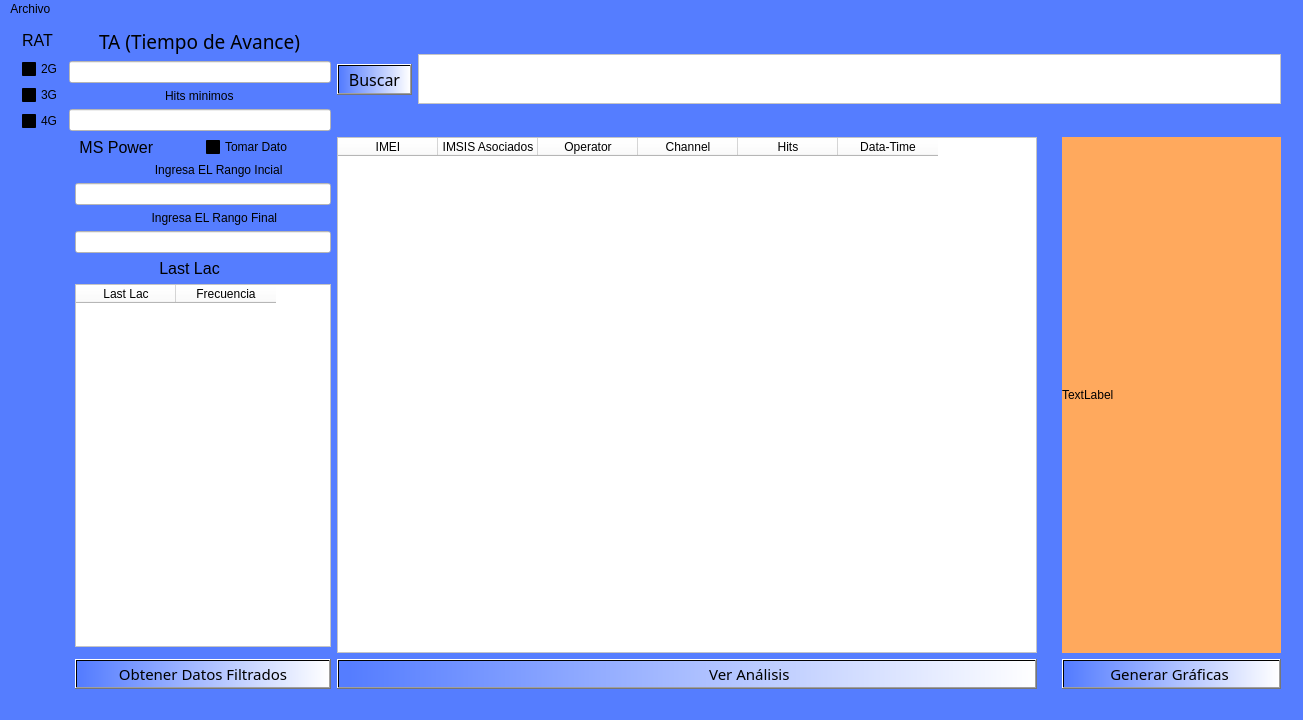
Above: Interfaz/UI/VistaFiltros.ui from Dumaru/ExcelReports before the change. Below: the same form after it.
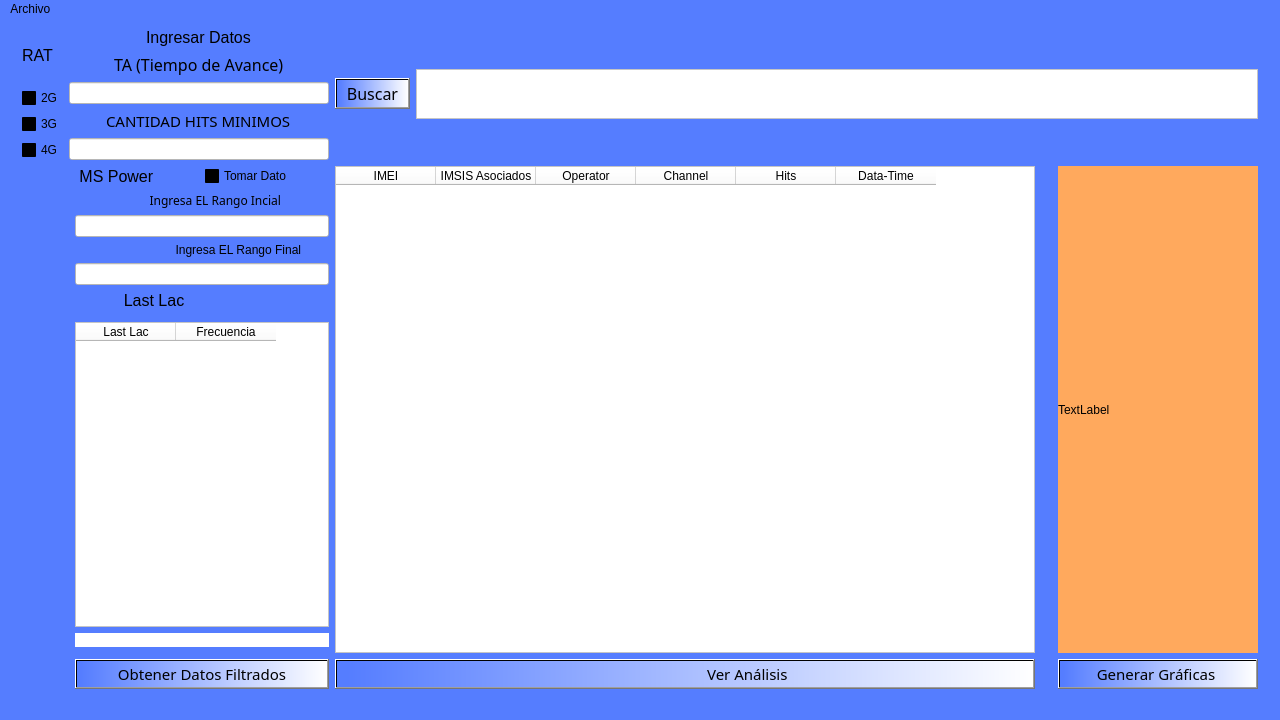
That is the form after the change. Icons and pictures are not drawn.

```diff
--- a/Interfaz/UI/VistaFiltros.ui
+++ b/Interfaz/UI/VistaFiltros.ui
@@ -6,7 +6,7 @@
    <rect>
     <x>0</x>
     <y>0</y>
-    <width>1303</width>
+    <width>1280</width>
     <height>720</height>
    </rect>
   </property>
@@ -219,6 +219,18 @@
         <item>
          <layout class="QVBoxLayout" name="TituloTALayout"/>
         </item>
+        <item alignment="Qt::AlignHCenter">
+         <widget class="QLabel" name="label_3">
+          <property name="font">
+           <font>
+            <pointsize>12</pointsize>
+           </font>
+          </property>
+          <property name="text">
+           <string>Ingresar Datos</string>
+          </property>
+         </widget>
+        </item>
         <item>
          <layout class="QVBoxLayout" name="LabelTA">
           <item alignment="Qt::AlignHCenter">
@@ -226,7 +238,7 @@
             <property name="font">
              <font>
               <family>Corbel</family>
-              <pointsize>14</pointsize>
+              <pointsize>12</pointsize>
              </font>
             </property>
             <property name="styleSheet">
@@ -246,11 +258,17 @@
           </item>
           <item alignment="Qt::AlignHCenter">
            <widget class="QLabel" name="LabelRangoFinallTA">
+            <property name="font">
+             <font>
+              <family>Corbel</family>
+              <pointsize>11</pointsize>
+             </font>
+            </property>
             <property name="styleSheet">
              <string notr="true">background-color: qlineargradient(spread:pad, x1:0, y1:0, x2:1, y2:0, stop:1 rgba(85, 125, 255, 255));</string>
             </property>
             <property name="text">
-             <string>Hits minimos</string>
+             <string>CANTIDAD HITS MINIMOS</string>
             </property>
            </widget>
           </item>
@@ -438,6 +456,12 @@
          <layout class="QVBoxLayout" name="LabelMSPOWER_2">
           <item>
            <widget class="QLabel" name="LabelRangoInciaMSPOWER">
+            <property name="font">
+             <font>
+              <family>Corbel</family>
+              <pointsize>9</pointsize>
+             </font>
+            </property>
             <property name="styleSheet">
              <string notr="true">background-color: qlineargradient(spread:pad, x1:0, y1:0, x2:1, y2:0, stop:1 rgba(85, 125, 255, 255));</string>
             </property>
@@ -453,7 +477,7 @@
             </property>
            </widget>
           </item>
-          <item>
+          <item alignment="Qt::AlignHCenter">
            <widget class="QLabel" name="LabelRangoFinalMSPOWER">
             <property name="styleSheet">
              <string notr="true">background-color: qlineargradient(spread:pad, x1:0, y1:0, x2:1, y2:0, stop:1 rgba(85, 125, 255, 255));</string>
@@ -472,26 +496,10 @@
           </property>
          </widget>
         </item>
-        <item row="7" column="1">
-         <layout class="QVBoxLayout" name="TituloTALayout_2">
-          <item>
-           <widget class="QLabel" name="LabeltITULOLASTLAC">
-            <property name="font">
-             <font>
-              <pointsize>12</pointsize>
-             </font>
-            </property>
-            <property name="styleSheet">
-             <string notr="true">background-color: qlineargradient(spread:pad, x1:0, y1:0, x2:1, y2:0, stop:1 rgba(85, 125, 255, 255));</string>
-            </property>
-            <property name="text">
-             <string>                   Last Lac</string>
-            </property>
-           </widget>
-          </item>
-         </layout>
-        </item>
         <item row="8" column="1">
+         <layout class="QVBoxLayout" name="TituloTALayout_2"/>
+        </item>
+        <item row="9" column="1">
          <layout class="QVBoxLayout" name="LabelLASTLAC">
           <item>
            <widget class="QTableWidget" name="tableWidgetDatosObtenidosLASTLAC">
@@ -511,12 +519,25 @@
             </column>
            </widget>
           </item>
+          <item>
+           <widget class="QLabel" name="labelMostrarDatoLastLac">
+            <property name="styleSheet">
+             <string notr="true">background-color: rgb(255, 255, 255);</string>
+            </property>
+            <property name="text">
+             <string/>
+            </property>
+           </widget>
+          </item>
          </layout>
         </item>
         <item row="9" column="1">
          <layout class="QFormLayout" name="formLayout"/>
         </item>
         <item row="10" column="1">
+         <layout class="QFormLayout" name="formLayout"/>
+        </item>
+        <item row="11" column="1">
          <widget class="QPushButton" name="pushButtonObtenerDatosFiltrados">
           <property name="font">
            <font>
@@ -542,6 +563,21 @@
           </property>
          </widget>
         </item>
+        <item row="7" column="1">
+         <widget class="QLabel" name="LabeltITULOLASTLAC">
+          <property name="font">
+           <font>
+            <pointsize>12</pointsize>
+           </font>
+          </property>
+          <property name="styleSheet">
+           <string notr="true">background-color: qlineargradient(spread:pad, x1:0, y1:0, x2:1, y2:0, stop:1 rgba(85, 125, 255, 255));</string>
+          </property>
+          <property name="text">
+           <string>           Last Lac</string>
+          </property>
+         </widget>
+        </item>
        </layout>
       </item>
      </layout>
@@ -553,7 +589,7 @@
     <rect>
      <x>0</x>
      <y>0</y>
-     <width>1303</width>
+     <width>1280</width>
      <height>26</height>
     </rect>
    </property>
```
Left out of the diff: 7 changed lines with no effect on the pictures.
